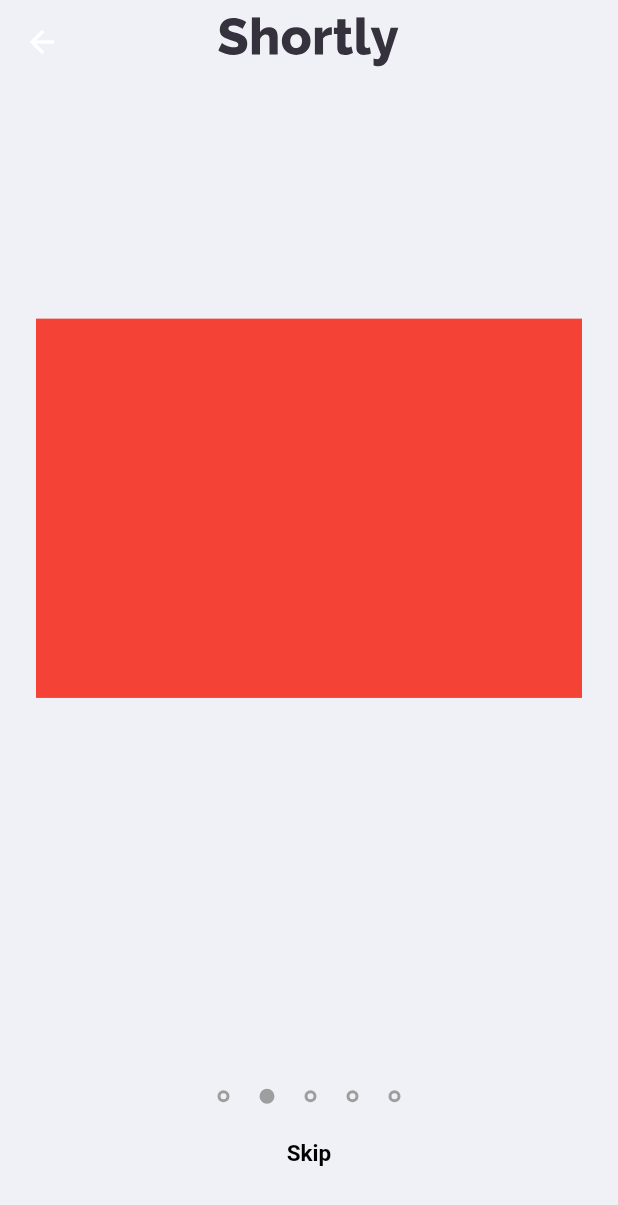
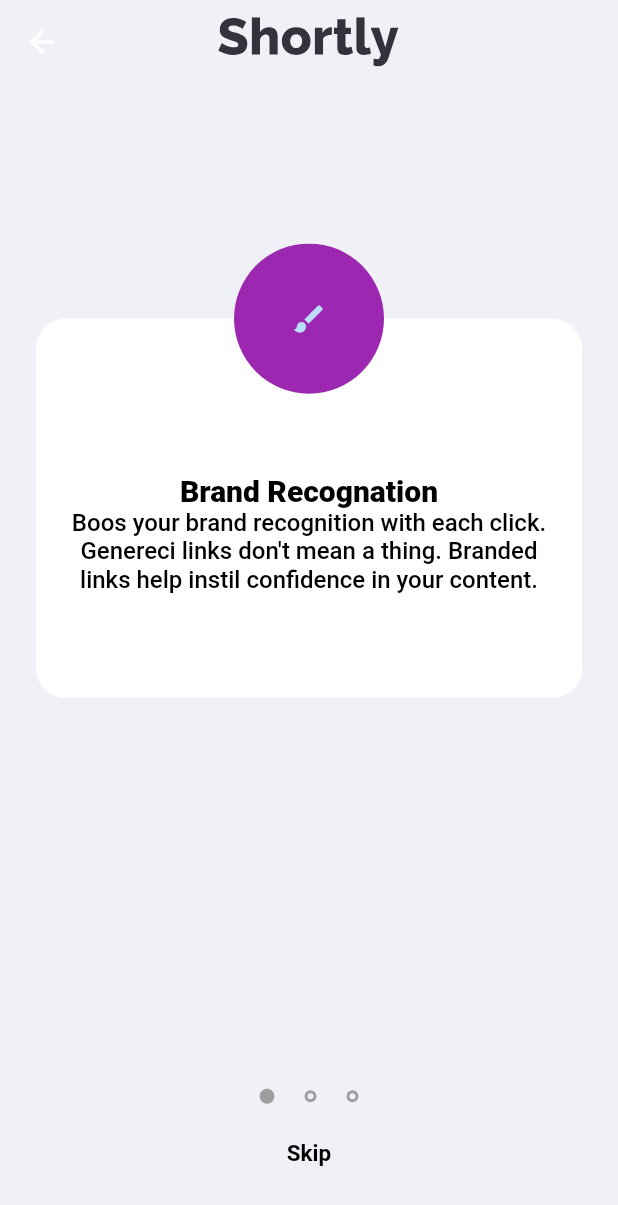
Before and after one commit to SercanKaya0/linkeasy_flutter, a Flutter app: the OnboardScreen screen opened by its route, on a phone screen of 412 x 824 dp. Shown: the top 1205 px of the screen. Run offline on Flutter 3.47's test engine with Material 2 defaults, Android fonts, the phone set to English and light mode, and no system bars; drawn by our look-alikes of auto_size_text; our stand-ins replace easy_localization, flutter_mobx, flutter_svg, get_it, mobx; generated files the repository leaves out were written again.

Commit message:
finish : Onboard Screen
Onboard Ekranı Responsive Kontrolü tamamlandı.

```diff
--- a/assets/translations/en.json
+++ b/assets/translations/en.json
@@ -6,6 +6,12 @@
         "button_start_title": "START"
     },
     "onboard": {
-        "skip_button_text": "Skip"
+        "skip_button_text": "Skip",
+        "title_1": "Brand Recognation",
+        "title_2": "Detailed Records",
+        "title_3": "Fully Customizable",
+        "description_1": "Boos your brand recognition with each click. Genereci links don't mean a thing. Branded links help instil confidence in your content.",
+        "description_2": "Gain insights into who is clicking your links. Knowing when and where people engage with your content helps inform better decisions",
+        "description_3": "Improve brand awareness and content discoverability through customizable links, supercharging audience engagement"
     }
 }
--- a/assets/translations/tr.json
+++ b/assets/translations/tr.json
@@ -5,6 +5,12 @@
     "button_start_title": "START"
   },
   "onboard": {
-    "skip_button_text": "Skip"
+    "skip_button_text": "Skip",
+    "title_1": "Brand Recognation",
+    "title_2": "Detailed Records",
+    "title_3": "Fully Customizable",
+    "description_1": "Boos your brand recognition with each click. Genereci links don't mean a thing. Branded links help instil confidence in your content.",
+    "description_2": "Gain insights into who is clicking your links. Knowing when and where people engage with your content helps inform better decisions",
+    "description_3": "Improve brand awareness and content discoverability through customizable links, supercharging audience engagement"
   }
 }
--- /dev/null
+++ b/lib/app/global/components/circle_image_components.dart
@@ -0,0 +1,15 @@
+import 'package:flutter/material.dart';
+
+class CircleImageComponent extends StatelessWidget {
+  const CircleImageComponent({Key? key, required this.iconData}) : super(key: key);
+  final IconData iconData;
+
+  @override
+  Widget build(BuildContext context) {
+    return CircleAvatar(
+      child: Icon(iconData),
+      backgroundColor: Colors.purple,
+      radius: 50,
+    );
+  }
+}
--- a/lib/app/global/get_it/get_it.dart
+++ b/lib/app/global/get_it/get_it.dart
@@ -1,6 +1,5 @@
 import 'package:get_it/get_it.dart';
 import 'package:shortly_flutter/app/screens/onboard/view_model/onboard_viewmodel.dart';
-
 
 final getIt = GetIt.instance;
 
--- a/lib/app/global/routes/routes.dart
+++ b/lib/app/global/routes/routes.dart
@@ -6,12 +6,18 @@ import 'package:shortly_flutter/app/screens/welcome/screens/welcome_screen.dart'
 class Routes {
   static const home = "/";
   static const onboard = "/onboard_screen";
+  static const url_shorter = "/url_shorter_screen";
+  static const search_history = "/search_history_screen";
 
   static Route<dynamic> onGenerateRoutes(RouteSettings settings) {
     switch (settings.name) {
       case home:
         return _materialPageRoute(WelcomeScreen());
       case onboard:
+        return _materialPageRoute(OnboardScreen());
+      case url_shorter:
+        return _materialPageRoute(OnboardScreen());
+      case search_history:
         return _materialPageRoute(OnboardScreen());
 
       default:
--- a/lib/app/screens/onboard/model/onboard_screen_model.dart
+++ b/lib/app/screens/onboard/model/onboard_screen_model.dart
@@ -1,5 +1,7 @@
+import 'package:flutter/material.dart';
+
 class OnboardScreenModel {
-  String? image;
+  IconData? image;
   String? title;
   String? description;
   OnboardScreenModel(
--- a/lib/app/screens/onboard/screens/onboard_screen.dart
+++ b/lib/app/screens/onboard/screens/onboard_screen.dart
@@ -1,13 +1,19 @@
 import 'package:flutter/material.dart';
-import 'package:shortly_flutter/app/global/components/appbar_components.dart';
-import 'package:shortly_flutter/app/global/components/text_button_component.dart';
-import 'package:shortly_flutter/app/global/helpers/padding_helpers.dart';
-import 'package:shortly_flutter/app/screens/onboard/screens/widgets/onboard_pageview_indicator.dart';
-import 'package:shortly_flutter/core/localization/widget/locale_text_widget.dart';
+import 'package:flutter_mobx/flutter_mobx.dart';
+import 'package:shortly_flutter/app/global/routes/routes.dart';
+import 'package:shortly_flutter/core/navigation/navigation_helper.dart';
+
+import '../../../global/components/appbar_components.dart';
+import '../../../global/components/text_button_component.dart';
+import '../../../global/get_it/get_it.dart';
+import '../../../global/helpers/padding_helpers.dart';
+import '../view_model/onboard_viewmodel.dart';
+import 'widgets/onboard_page_viewbuilder_cell_widget.dart';
+import 'widgets/onboard_pageview_indicator.dart';
 
 class OnboardScreen extends StatelessWidget {
-  const OnboardScreen({Key? key}) : super(key: key);
-
+  OnboardScreen({Key? key}) : super(key: key);
+  final OnboardViewModel _onboardViewModel = getIt.get<OnboardViewModel>();
   @override
   Widget build(BuildContext context) {
     return Scaffold(
@@ -17,10 +23,9 @@ class OnboardScreen extends StatelessWidget {
         child: Column(
           children: [
             Spacer(flex: 5),
-            Expanded(flex: 10, child: Container(color: Colors.red)),
+            Flexible(flex: 10, child: _getPageViewBuilder()),
             Spacer(flex: 10),
             Flexible(flex: 1, child: _getPageViewBuilderIndicator()),
-
             // * Skip Buttons
             Expanded(flex: 2, child: _getSkipButtonMethod()),
           ],
@@ -31,14 +36,38 @@ class OnboardScreen extends StatelessWidget {
 
 // * Skip Button döndüren Fonksiyon
   Widget _getSkipButtonMethod() => TextButtonComponent(
-      buttonTitle: "onboard.skip_button_text", onPressed: () {});
+      buttonTitle: "onboard.skip_button_text",
+      onPressed: () {
+        Navigation.pushNamed(root: Routes.url_shorter);
+      });
 // * PageView Circle Indicator.
   Widget _getPageViewBuilderIndicator() => ListView.builder(
         itemBuilder: (context, index) {
-          return OnboardPageViewIndicator(currentIndex: 1, index: index);
+          return Observer(builder: (_) {
+            return OnboardPageViewIndicator(
+                currentIndex: _onboardViewModel.currentIndex, index: index);
+          });
         },
         scrollDirection: Axis.horizontal,
         shrinkWrap: true,
-        itemCount: 5,
+        itemCount: _onboardViewModel.onboardPageBuilderList.length,
+      );
+// * PageView Builder Ekranı
+  Widget _getPageViewBuilder() => PageView.builder(
+        itemBuilder: (context, index) {
+          // * Ekranda gösterilen resim,title ve açıklamaların bulunduğu widget.
+          // * Değerler onbobarviewmodel da bulunan listeden çekilip widget'a aktarılır.
+          return OnboardPageViewBuilderCellWidget(
+            iconData: _onboardViewModel.onboardPageBuilderList[index].image,
+            title: _onboardViewModel.onboardPageBuilderList[index].title,
+            description:
+                _onboardViewModel.onboardPageBuilderList[index].description,
+          );
+        },
+        itemCount: _onboardViewModel.onboardPageBuilderList.length,
+        // * Sayfa değiştikçe viewmodelda bulunan current index geçerli indexe eşitlenir.
+        onPageChanged: (index) => _onboardViewModel.currentIndex = index,
+        scrollDirection: Axis.horizontal,
+        clipBehavior: Clip.none,
       );
 }
--- /dev/null
+++ b/lib/app/screens/onboard/screens/widgets/onboard_page_viewbuilder_cell_widget.dart
@@ -0,0 +1,50 @@
+import 'package:flutter/material.dart';
+import 'package:shortly_flutter/app/global/components/circle_image_components.dart';
+import 'package:shortly_flutter/core/localization/widget/locale_text_widget.dart';
+
+class OnboardPageViewBuilderCellWidget extends StatelessWidget {
+  const OnboardPageViewBuilderCellWidget({
+    Key? key,
+    required this.title,
+    required this.description,
+    required this.iconData,
+  }) : super(key: key);
+  final String? title;
+  final String? description;
+  final IconData? iconData;
+
+  @override
+  Widget build(BuildContext context) {
+    return Stack(
+      alignment: Alignment.topCenter,
+      clipBehavior: Clip.none,
+      children: [
+        Container(
+          padding: EdgeInsets.all(20),
+          decoration: BoxDecoration(
+              color: Colors.white, borderRadius: BorderRadius.circular(20)),
+          child: Column(
+            mainAxisAlignment: MainAxisAlignment.end,
+            crossAxisAlignment: CrossAxisAlignment.center,
+            children: [
+              Flexible(
+                flex: 1,
+                child: TranslationText(
+                    text: title!, style: Theme.of(context).textTheme.headline2),
+              ),
+              Expanded(
+                flex: 1,
+                child: TranslationText(
+                  text: description!,
+                  textAlign: TextAlign.center,
+                  style: Theme.of(context).textTheme.subtitle1,
+                ),
+              ),
+            ],
+          ),
+        ),
+        Positioned(top: -50, child: CircleImageComponent(iconData: iconData!)),
+      ],
+    );
+  }
+}
--- a/lib/app/theme/style/text_style/text_style_theme_dark.dart
+++ b/lib/app/theme/style/text_style/text_style_theme_dark.dart
@@ -4,7 +4,9 @@ class TextStyleThemeDark {
   static final TextStyleThemeDark instance = TextStyleThemeDark();
 
   TextStyle? headline1 =
-      TextStyle(fontWeight: FontWeight.w800, color: Colors.black, fontSize: 40);
+      TextStyle(fontWeight: FontWeight.w800, color: Colors.black, fontSize: 30);
+       TextStyle? headline2 =
+      TextStyle(fontWeight: FontWeight.w800, color: Colors.black, fontSize: 20);
   TextStyle? subtitle1 =
       TextStyle(color: Colors.black, fontSize: 16, fontWeight: FontWeight.w500);
 }
--- a/lib/app/theme/theme/dark_theme.dart
+++ b/lib/app/theme/theme/dark_theme.dart
@@ -13,7 +13,9 @@ extension DarkTheme on BuildContext {
         scaffoldBackgroundColor: ThemeColorsModel.instance.backgroundColorDARK,
         textTheme: TextTheme(
             headline1: TextStyleThemeDark.instance.headline1,
+            headline2: TextStyleThemeDark.instance.headline2,
             subtitle1: TextStyleThemeDark.instance.subtitle1),
-            textButtonTheme: TextButtonThemeData(style: ButtonStyleThemeDark.instance.textButtonStyle),
+        textButtonTheme: TextButtonThemeData(
+            style: ButtonStyleThemeDark.instance.textButtonStyle),
       );
 }
--- a/lib/app/theme/theme/light_theme.dart
+++ b/lib/app/theme/theme/light_theme.dart
@@ -13,6 +13,7 @@ extension LightTheme on BuildContext {
         scaffoldBackgroundColor: ThemeColorsModel.instance.backgroundColorLIGHT,
         textTheme: TextTheme(
             headline1: TextStyleThemeLight.instance.headline1,
+            headline2: TextStyleThemeLight.instance.headline2,
             subtitle1: TextStyleThemeLight.instance.subtitle1),
         textButtonTheme: TextButtonThemeData(
             style: ButtonStyleThemeLight.instance.textButtonStyle),
--- a/lib/core/localization/widget/locale_text_widget.dart
+++ b/lib/core/localization/widget/locale_text_widget.dart
@@ -17,7 +17,7 @@ class TranslationText extends StatelessWidget {
     return AutoSizeText(
       text.locale,
       maxLines: maxLines ?? 5,
-      maxFontSize: 100,
+      maxFontSize: 30,
       minFontSize: 14,
       style: style,
       textAlign: textAlign ?? TextAlign.start,
```
Also changed, not shown: lib/app/screens/onboard/view_model/onboard_viewmodel.dart (+17 -3 lines), lib/app/theme/style/text_style/text_style_theme_light.dart (+5 -2 lines), lib/app/screens/onboard/view_model/onboard_viewmodel.g.dart, 1 other file.
